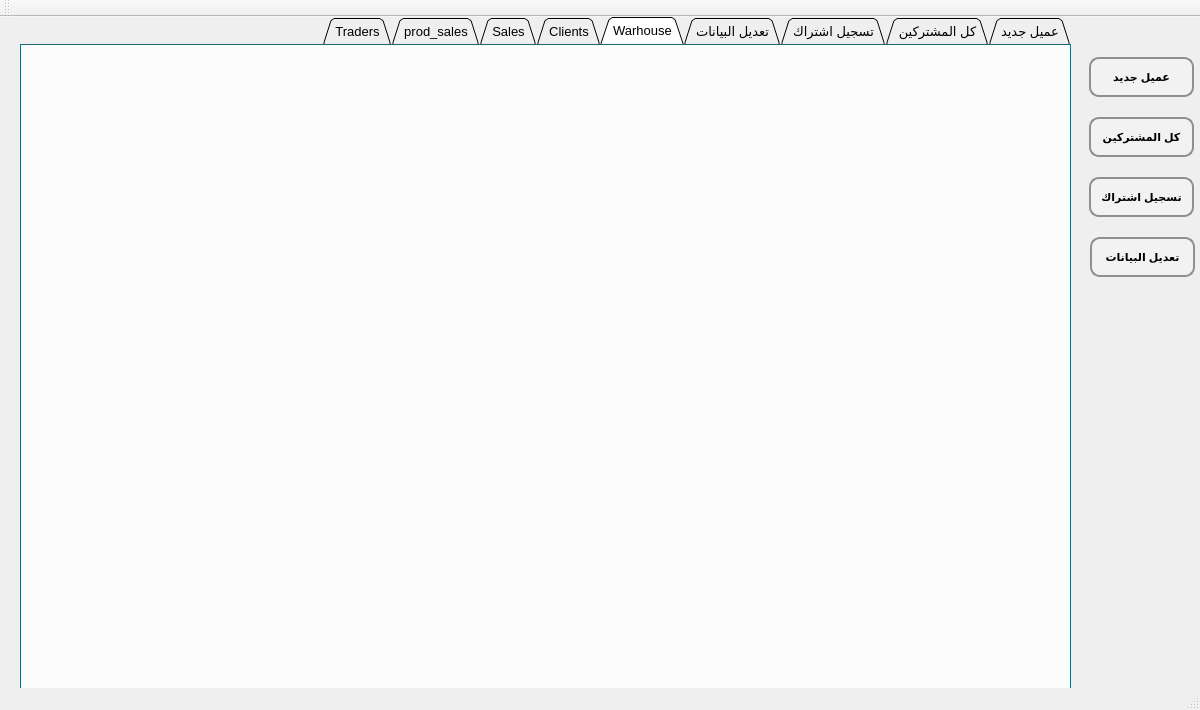
Above: GUICopy.ui from ahmedmostafa0x61/RC_Company before the change. Below: the same form after it.
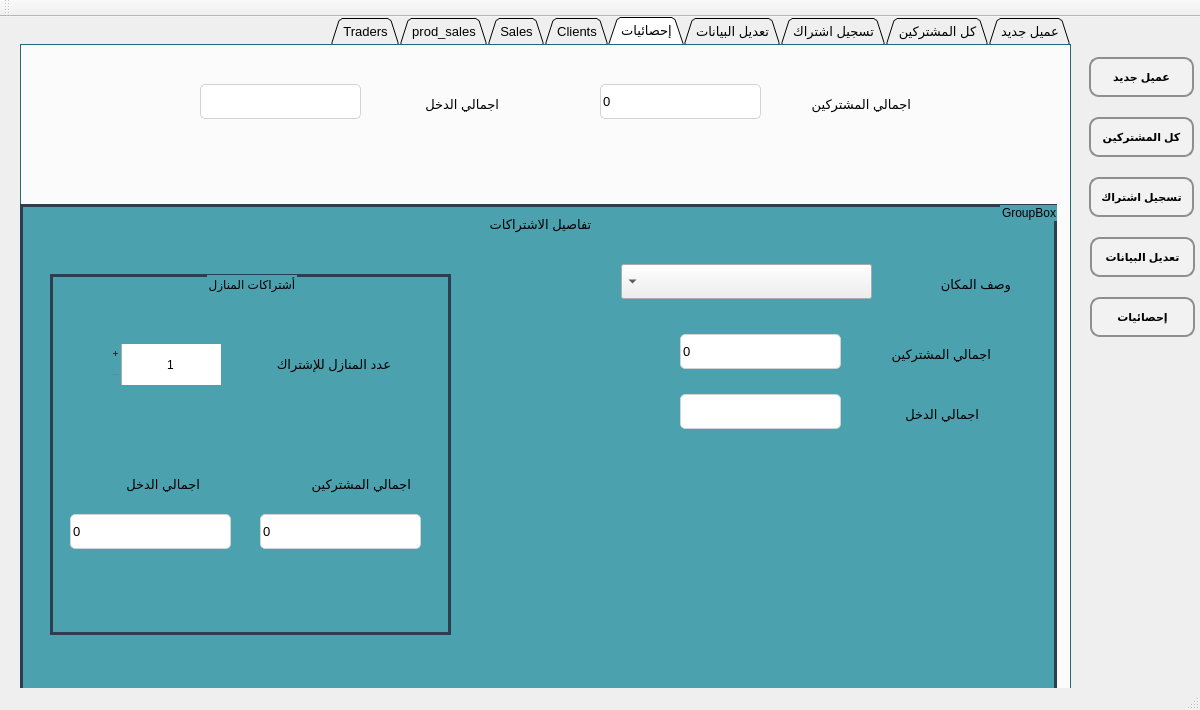
That is the form after the change. The open tabs and pages were chosen to show the change. Icons and pictures are not drawn.

Commit message: Added new feature ( Statics tab) and loading screen)

What changed in the file:
```diff
--- a/GUICopy.ui
+++ b/GUICopy.ui
@@ -1617,8 +1617,420 @@
     </widget>
     <widget class="QWidget" name="house_tab">
      <attribute name="title">
-      <string>Warhouse</string>
+      <string>إحصائيات</string>
      </attribute>
+     <widget class="QLineEdit" name="stat_all_sub_count">
+      <property name="geometry">
+       <rect>
+        <x>580</x>
+        <y>40</y>
+        <width>161</width>
+        <height>35</height>
+       </rect>
+      </property>
+      <property name="font">
+       <font>
+        <family>MS Shell Dlg 2</family>
+        <pointsize>10</pointsize>
+       </font>
+      </property>
+      <property name="text">
+       <string>0</string>
+      </property>
+      <property name="readOnly">
+       <bool>true</bool>
+      </property>
+     </widget>
+     <widget class="QLabel" name="label_99">
+      <property name="geometry">
+       <rect>
+        <x>359</x>
+        <y>40</y>
+        <width>120</width>
+        <height>40</height>
+       </rect>
+      </property>
+      <property name="font">
+       <font>
+        <family>MS Shell Dlg 2</family>
+        <pointsize>10</pointsize>
+       </font>
+      </property>
+      <property name="text">
+       <string>اجمالي الدخل</string>
+      </property>
+      <property name="buddy">
+       <cstring>new_customer_sub_type</cstring>
+      </property>
+     </widget>
+     <widget class="QLineEdit" name="stat_all_sub_paid">
+      <property name="geometry">
+       <rect>
+        <x>180</x>
+        <y>40</y>
+        <width>161</width>
+        <height>35</height>
+       </rect>
+      </property>
+      <property name="font">
+       <font>
+        <family>MS Shell Dlg 2</family>
+        <pointsize>10</pointsize>
+       </font>
+      </property>
+      <property name="text">
+       <string/>
+      </property>
+      <property name="readOnly">
+       <bool>true</bool>
+      </property>
+     </widget>
+     <widget class="QLabel" name="label_100">
+      <property name="geometry">
+       <rect>
+        <x>740</x>
+        <y>40</y>
+        <width>151</width>
+        <height>40</height>
+       </rect>
+      </property>
+      <property name="font">
+       <font>
+        <family>MS Shell Dlg 2</family>
+        <pointsize>10</pointsize>
+       </font>
+      </property>
+      <property name="text">
+       <string>اجمالي المشتركين</string>
+      </property>
+      <property name="buddy">
+       <cstring>new_customer_unit_price</cstring>
+      </property>
+     </widget>
+     <widget class="QGroupBox" name="groupBox">
+      <property name="geometry">
+       <rect>
+        <x>0</x>
+        <y>160</y>
+        <width>1037</width>
+        <height>500</height>
+       </rect>
+      </property>
+      <property name="title">
+       <string>GroupBox</string>
+      </property>
+      <widget class="QLabel" name="label_103">
+       <property name="geometry">
+        <rect>
+         <x>839</x>
+         <y>190</y>
+         <width>120</width>
+         <height>40</height>
+        </rect>
+       </property>
+       <property name="font">
+        <font>
+         <family>MS Shell Dlg 2</family>
+         <pointsize>10</pointsize>
+        </font>
+       </property>
+       <property name="text">
+        <string>اجمالي الدخل</string>
+       </property>
+       <property name="buddy">
+        <cstring>new_customer_sub_type</cstring>
+       </property>
+      </widget>
+      <widget class="QLabel" name="label_98">
+       <property name="geometry">
+        <rect>
+         <x>870</x>
+         <y>60</y>
+         <width>121</width>
+         <height>40</height>
+        </rect>
+       </property>
+       <property name="font">
+        <font>
+         <family>MS Shell Dlg 2</family>
+         <pointsize>10</pointsize>
+        </font>
+       </property>
+       <property name="text">
+        <string>وصف المكان</string>
+       </property>
+       <property name="buddy">
+        <cstring>new_customer_sub_type</cstring>
+       </property>
+      </widget>
+      <widget class="QLineEdit" name="stat_sub_total">
+       <property name="geometry">
+        <rect>
+         <x>660</x>
+         <y>130</y>
+         <width>161</width>
+         <height>35</height>
+        </rect>
+       </property>
+       <property name="font">
+        <font>
+         <family>MS Shell Dlg 2</family>
+         <pointsize>10</pointsize>
+        </font>
+       </property>
+       <property name="text">
+        <string>0</string>
+       </property>
+       <property name="readOnly">
+        <bool>true</bool>
+       </property>
+      </widget>
+      <widget class="QComboBox" name="stat_sub_type">
+       <property name="geometry">
+        <rect>
+         <x>601</x>
+         <y>60</y>
+         <width>251</width>
+         <height>35</height>
+        </rect>
+       </property>
+       <property name="font">
+        <font>
+         <family>MS Shell Dlg 2</family>
+         <pointsize>10</pointsize>
+        </font>
+       </property>
+      </widget>
+      <widget class="QLineEdit" name="stat_sub_paid">
+       <property name="geometry">
+        <rect>
+         <x>660</x>
+         <y>190</y>
+         <width>161</width>
+         <height>35</height>
+        </rect>
+       </property>
+       <property name="font">
+        <font>
+         <family>MS Shell Dlg 2</family>
+         <pointsize>10</pointsize>
+        </font>
+       </property>
+       <property name="text">
+        <string/>
+       </property>
+       <property name="readOnly">
+        <bool>true</bool>
+       </property>
+      </widget>
+      <widget class="QLabel" name="label_102">
+       <property name="geometry">
+        <rect>
+         <x>820</x>
+         <y>130</y>
+         <width>151</width>
+         <height>40</height>
+        </rect>
+       </property>
+       <property name="font">
+        <font>
+         <family>MS Shell Dlg 2</family>
+         <pointsize>10</pointsize>
+        </font>
+       </property>
+       <property name="text">
+        <string>اجمالي المشتركين</string>
+       </property>
+       <property name="buddy">
+        <cstring>new_customer_unit_price</cstring>
+       </property>
+      </widget>
+      <widget class="QGroupBox" name="stat_house_groupBox">
+       <property name="geometry">
+        <rect>
+         <x>30</x>
+         <y>70</y>
+         <width>401</width>
+         <height>361</height>
+        </rect>
+       </property>
+       <property name="title">
+        <string>أشتراكات المنازل</string>
+       </property>
+       <property name="alignment">
+        <set>Qt::AlignCenter</set>
+       </property>
+       <property name="flat">
+        <bool>false</bool>
+       </property>
+       <widget class="QLineEdit" name="stat_house_paid">
+        <property name="geometry">
+         <rect>
+          <x>20</x>
+          <y>240</y>
+          <width>161</width>
+          <height>35</height>
+         </rect>
+        </property>
+        <property name="font">
+         <font>
+          <family>MS Shell Dlg 2</family>
+          <pointsize>10</pointsize>
+         </font>
+        </property>
+        <property name="text">
+         <string>0</string>
+        </property>
+        <property name="readOnly">
+         <bool>true</bool>
+        </property>
+       </widget>
+       <widget class="QLabel" name="label_117">
+        <property name="geometry">
+         <rect>
+          <x>30</x>
+          <y>190</y>
+          <width>120</width>
+          <height>40</height>
+         </rect>
+        </property>
+        <property name="font">
+         <font>
+          <family>MS Shell Dlg 2</family>
+          <pointsize>10</pointsize>
+         </font>
+        </property>
+        <property name="text">
+         <string>اجمالي الدخل</string>
+        </property>
+        <property name="buddy">
+         <cstring>new_customer_sub_type</cstring>
+        </property>
+       </widget>
+       <widget class="QSpinBox" name="stat_house_num">
+        <property name="geometry">
+         <rect>
+          <x>60</x>
+          <y>70</y>
+          <width>111</width>
+          <height>41</height>
+         </rect>
+        </property>
+        <property name="frame">
+         <bool>false</bool>
+        </property>
+        <property name="alignment">
+         <set>Qt::AlignCenter</set>
+        </property>
+        <property name="buttonSymbols">
+         <enum>QAbstractSpinBox::PlusMinus</enum>
+        </property>
+        <property name="suffix">
+         <string/>
+        </property>
+        <property name="prefix">
+         <string/>
+        </property>
+        <property name="minimum">
+         <number>1</number>
+        </property>
+        <property name="maximum">
+         <number>6</number>
+        </property>
+       </widget>
+       <widget class="QLabel" name="label_105">
+        <property name="geometry">
+         <rect>
+          <x>190</x>
+          <y>70</y>
+          <width>151</width>
+          <height>40</height>
+         </rect>
+        </property>
+        <property name="font">
+         <font>
+          <family>MS Shell Dlg 2</family>
+          <pointsize>10</pointsize>
+         </font>
+        </property>
+        <property name="text">
+         <string>عدد المنازل للإشتراك</string>
+        </property>
+        <property name="buddy">
+         <cstring>new_customer_unit_price</cstring>
+        </property>
+       </widget>
+       <widget class="QLineEdit" name="stat_house_subs">
+        <property name="geometry">
+         <rect>
+          <x>210</x>
+          <y>240</y>
+          <width>161</width>
+          <height>35</height>
+         </rect>
+        </property>
+        <property name="font">
+         <font>
+          <family>MS Shell Dlg 2</family>
+          <pointsize>10</pointsize>
+         </font>
+        </property>
+        <property name="text">
+         <string>0</string>
+        </property>
+        <property name="readOnly">
+         <bool>true</bool>
+        </property>
+       </widget>
+       <widget class="QLabel" name="label_104">
+        <property name="geometry">
+         <rect>
+          <x>210</x>
+          <y>190</y>
+          <width>151</width>
+          <height>40</height>
+         </rect>
+        </property>
+        <property name="font">
+         <font>
+          <family>MS Shell Dlg 2</family>
+          <pointsize>10</pointsize>
+         </font>
+        </property>
+        <property name="text">
+         <string>اجمالي المشتركين</string>
+        </property>
+        <property name="buddy">
+         <cstring>new_customer_unit_price</cstring>
+        </property>
+       </widget>
+      </widget>
+      <widget class="QLabel" name="label_101">
+       <property name="geometry">
+        <rect>
+         <x>390</x>
+         <y>0</y>
+         <width>261</width>
+         <height>40</height>
+        </rect>
+       </property>
+       <property name="font">
+        <font>
+         <family>MS Shell Dlg 2</family>
+         <pointsize>10</pointsize>
+        </font>
+       </property>
+       <property name="text">
+        <string>تفاصيل الاشتراكات</string>
+       </property>
+       <property name="alignment">
+        <set>Qt::AlignCenter</set>
+       </property>
+       <property name="buddy">
+        <cstring>new_customer_unit_price</cstring>
+       </property>
+      </widget>
+     </widget>
     </widget>
     <widget class="QWidget" name="client_tab">
      <attribute name="title">
@@ -1759,6 +2171,27 @@
      <string>تعديل البيانات</string>
     </property>
    </widget>
+   <widget class="QPushButton" name="statics_pb">
+    <property name="geometry">
+     <rect>
+      <x>1090</x>
+      <y>280</y>
+      <width>105</width>
+      <height>40</height>
+     </rect>
+    </property>
+    <property name="font">
+     <font>
+      <family>MS Shell Dlg 2</family>
+      <pointsize>8</pointsize>
+      <weight>75</weight>
+      <bold>true</bold>
+     </font>
+    </property>
+    <property name="text">
+     <string>إحصائيات</string>
+    </property>
+   </widget>
    <zorder>all_customers_pb</zorder>
    <zorder>mainTab</zorder>
    <zorder>new_customer_pb</zorder>
```
Left out of the diff: 3 changed lines with no effect on the pictures. The commit also changes 2 other files.
